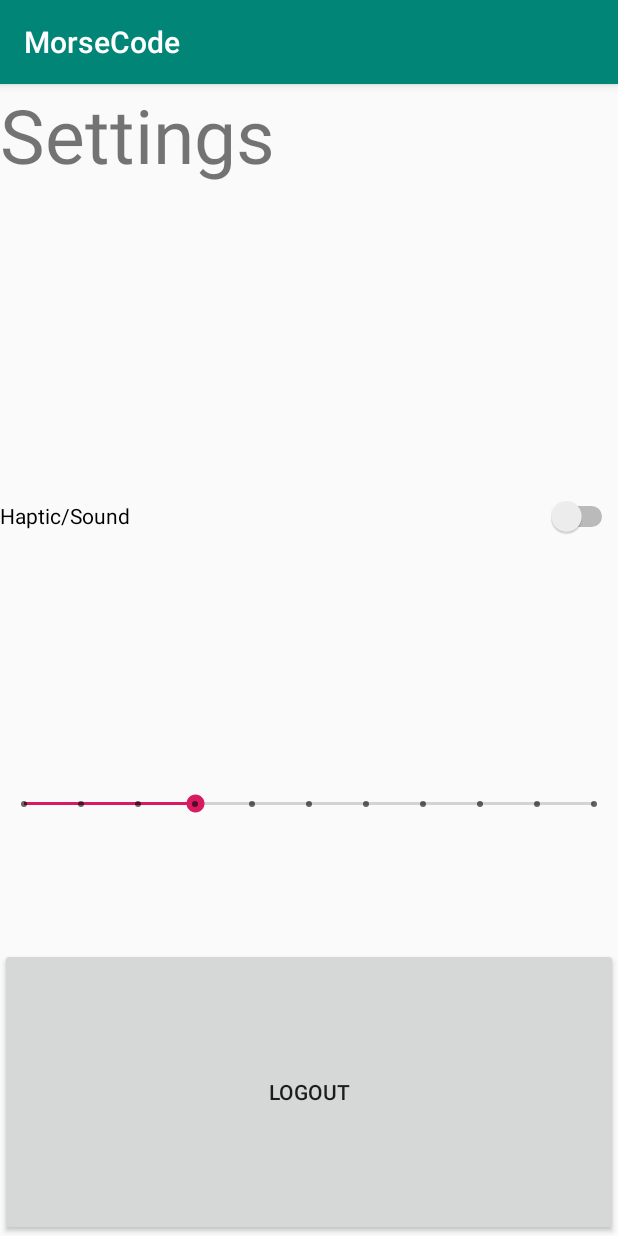
After one commit to PJDuchesne/MorseCode, an Android app: the SettingsActivity screen opened directly, with no data from a screen before it, on a phone screen of 412 x 824 dp. The commit adds this screen. Run offline under Robolectric (Android 15) with nearby library versions, the phone set to English and light mode, and no system bars.

Commit message:
"added settings activity class and singleton class"

```diff
--- /dev/null
+++ b/app/src/main/java/com/example/pauld/morsecode/SettingsActivity.java
@@ -0,0 +1,60 @@
+package com.example.pauld.morsecode;
+
+import android.os.Bundle;
+import android.support.v7.app.AppCompatActivity;
+import android.util.Log;
+import android.widget.Button;
+import android.widget.CompoundButton;
+import android.widget.SeekBar;
+import android.widget.Switch;
+
+public class SettingsActivity extends AppCompatActivity {
+    @Override
+    protected void onCreate(Bundle savedInstanceState) {
+        super.onCreate(savedInstanceState);
+        setContentView(R.layout.activity_settings);
+
+        Switch inputType = findViewById(R.id.IType);
+        SeekBar iSpeed = findViewById(R.id.seekBar);
+        Button bLogout = findViewById(R.id.btnLogout);
+        final SettingsSingleton s=SettingsSingleton.getInstance();
+
+        inputType.setOnCheckedChangeListener(new CompoundButton.OnCheckedChangeListener() {
+            @Override
+            public void onCheckedChanged(CompoundButton compoundButton, boolean b) {
+                Log.v("Switch State=",""+b);
+                if(b==true){
+                    s.setInputType(true);
+                }
+                else{
+                    s.setInputType(false);
+                }
+                Log.v("inputType=",""+s.inputType);
+
+            }
+        });
+
+        iSpeed.setOnSeekBarChangeListener(new SeekBar.OnSeekBarChangeListener() {
+            @Override
+            public void onProgressChanged(SeekBar seekBar, int i, boolean b) {
+                Log.v("seek bar value=",""+i);
+                s.setInputSpeed(i);
+                Log.v("input speed=",""+s.inputSpeed);
+
+            }
+
+            @Override
+            public void onStartTrackingTouch(SeekBar seekBar) {
+
+            }
+
+            @Override
+            public void onStopTrackingTouch(SeekBar seekBar) {
+
+            }
+        });
+
+    }
+
+
+}
--- /dev/null
+++ b/app/src/main/res/layout/activity_settings.xml
@@ -0,0 +1,41 @@
+<?xml version="1.0" encoding="utf-8"?>
+<LinearLayout xmlns:android="http://schemas.android.com/apk/res/android"
+    android:layout_width="match_parent"
+    android:layout_height="match_parent"
+    android:orientation="vertical">
+
+    <TextView
+        android:layout_width="match_parent"
+        android:layout_height="0dp"
+        android:layout_weight="1"
+        android:text="Settings"
+        android:textSize="50sp"/>
+
+    <Switch
+        android:id="@+id/IType"
+        android:layout_width="match_parent"
+        android:layout_height="0dp"
+        android:layout_weight="1"
+        android:checked="false"
+        android:text="Haptic/Sound"
+        android:textOff="Sound"
+        android:textOn="Haptic" />
+
+    <SeekBar
+        android:id="@+id/seekBar"
+        style="@style/Widget.AppCompat.SeekBar.Discrete"
+        android:layout_width="match_parent"
+        android:layout_height="0dp"
+        android:layout_weight="1"
+        android:max="10"
+        android:progress="3" />
+
+    <Button
+        android:id="@+id/btnLogout"
+        android:layout_width="match_parent"
+        android:layout_height="0dp"
+        android:layout_weight="1"
+        android:text="Logout" />
+
+
+</LinearLayout>
--- a/build.gradle
+++ b/build.gradle
@@ -7,7 +7,7 @@ buildscript {
         jcenter()
     }
     dependencies {
-        classpath 'com.android.tools.build:gradle:3.2.0'
+        classpath 'com.android.tools.build:gradle:3.2.1'
 
 
         // NOTE: Do not place your application dependencies here; they belong
```
Also changed, not shown: app/src/main/AndroidManifest.xml (+7 -0 lines), app/src/main/java/com/example/pauld/morsecode/SettingsSingleton.java (added, +41 -0 lines), app/src/main/res/layout/activity_main.xml (+8 -0 lines).
